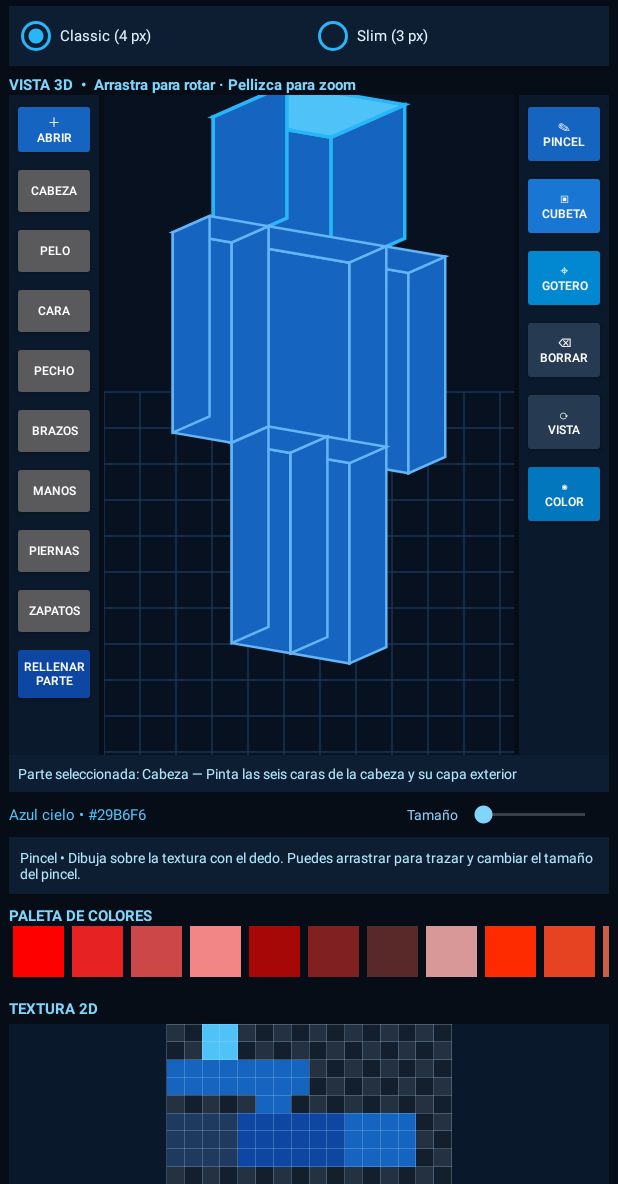
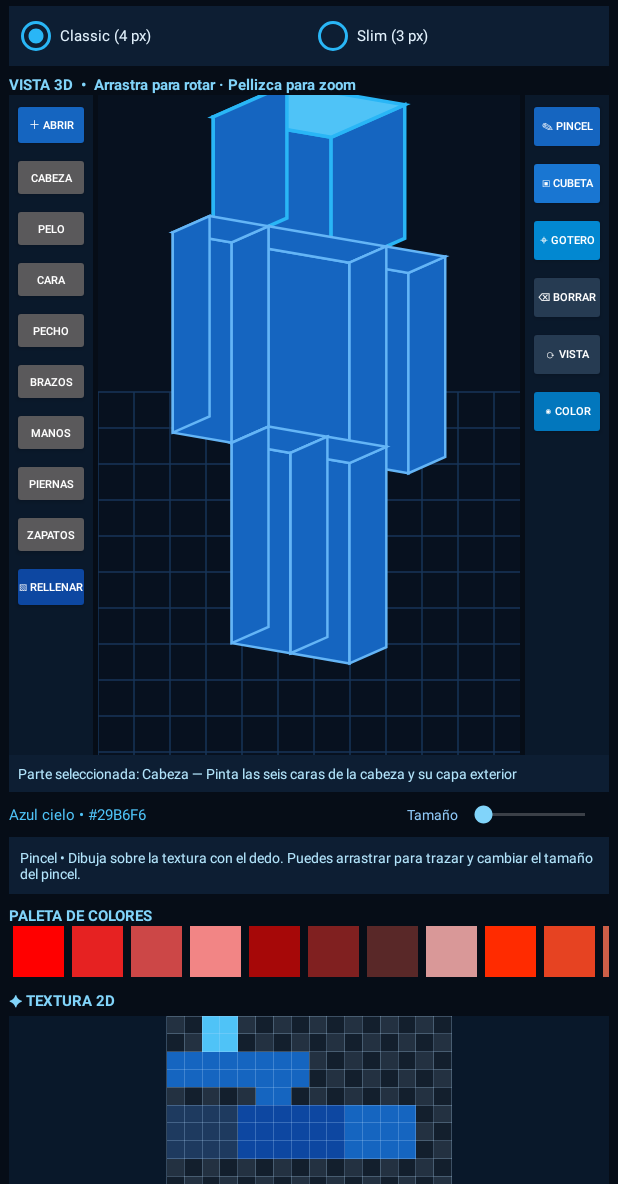
Before and after one commit to santiagogd2513-cpu/hola-mundo, an Android app: the screen it shows after launch (MainActivity), on a phone screen of 412 x 824 dp, the part 52-1236 px from its top. Run offline under Robolectric (Android 15) with nearby library versions, the phone set to English and light mode, and no system bars.

Commit message:
Compact skin editor controls and label texture section

```diff
--- a/app/src/main/res/layout/activity_main.xml
+++ b/app/src/main/res/layout/activity_main.xml
@@ -32,50 +32,50 @@
 
   <LinearLayout android:layout_width="match_parent" android:layout_height="440dp"
    android:orientation="horizontal" android:gravity="center_vertical">
-   <ScrollView android:layout_width="60dp" android:layout_height="match_parent"
+   <ScrollView android:layout_width="56dp" android:layout_height="match_parent"
     android:scrollbars="none" android:background="#0A192B">
     <LinearLayout android:layout_width="match_parent" android:layout_height="wrap_content"
      android:orientation="vertical" android:gravity="center_horizontal" android:padding="2dp">
      <Button android:id="@+id/btnLoadSkin" android:layout_width="match_parent"
-      android:layout_height="42dp" android:minWidth="0dp" android:minHeight="0dp"
+      android:layout_height="36dp" android:minWidth="0dp" android:minHeight="0dp"
       android:insetTop="0dp" android:insetBottom="0dp" android:padding="1dp"
-      android:text="＋\nAbrir" android:textSize="8sp" android:backgroundTint="#1565C0"/>
+      android:text="＋ Abrir" android:textSize="7sp" android:backgroundTint="#1565C0"/>
      <Button android:id="@+id/btnPartHead" android:layout_width="match_parent"
-      android:layout_height="40dp" android:minWidth="0dp" android:minHeight="0dp"
+      android:layout_height="34dp" android:minWidth="0dp" android:minHeight="0dp"
       android:insetTop="0dp" android:insetBottom="0dp" android:padding="0dp"
-      android:text="Cabeza" android:textSize="8sp"/>
+      android:text="Cabeza" android:textSize="7sp"/>
      <Button android:id="@+id/btnPartHair" android:layout_width="match_parent"
-      android:layout_height="40dp" android:minWidth="0dp" android:minHeight="0dp"
+      android:layout_height="34dp" android:minWidth="0dp" android:minHeight="0dp"
       android:insetTop="0dp" android:insetBottom="0dp" android:padding="0dp"
-      android:text="Pelo" android:textSize="8sp"/>
+      android:text="Pelo" android:textSize="7sp"/>
      <Button android:id="@+id/btnPartFace" android:layout_width="match_parent"
-      android:layout_height="40dp" android:minWidth="0dp" android:minHeight="0dp"
+      android:layout_height="34dp" android:minWidth="0dp" android:minHeight="0dp"
       android:insetTop="0dp" android:insetBottom="0dp" android:padding="0dp"
-      android:text="Cara" android:textSize="8sp"/>
+      android:text="Cara" android:textSize="7sp"/>
      <Button android:id="@+id/btnPartChest" android:layout_width="match_parent"
-      android:layout_height="40dp" android:minWidth="0dp" android:minHeight="0dp"
+      android:layout_height="34dp" android:minWidth="0dp" android:minHeight="0dp"
       android:insetTop="0dp" android:insetBottom="0dp" android:padding="0dp"
-      android:text="Pecho" android:textSize="8sp"/>
+      android:text="Pecho" android:textSize="7sp"/>
      <Button android:id="@+id/btnPartArms" android:layout_width="match_parent"
-      android:layout_height="40dp" android:minWidth="0dp" android:minHeight="0dp"
+      android:layout_height="34dp" android:minWidth="0dp" android:minHeight="0dp"
       android:insetTop="0dp" android:insetBottom="0dp" android:padding="0dp"
-      android:text="Brazos" android:textSize="8sp"/>
+      android:text="Brazos" android:textSize="7sp"/>
      <Button android:id="@+id/btnPartHands" android:layout_width="match_parent"
-      android:layout_height="40dp" android:minWidth="0dp" android:minHeight="0dp"
+      android:layout_height="34dp" android:minWidth="0dp" android:minHeight="0dp"
       android:insetTop="0dp" android:insetBottom="0dp" android:padding="0dp"
-      android:text="Manos" android:textSize="8sp"/>
+      android:text="Manos" android:textSize="7sp"/>
      <Button android:id="@+id/btnPartLegs" android:layout_width="match_parent"
-      android:layout_height="40dp" android:minWidth="0dp" android:minHeight="0dp"
+      android:layout_height="34dp" android:minWidth="0dp" android:minHeight="0dp"
       android:insetTop="0dp" android:insetBottom="0dp" android:padding="0dp"
-      android:text="Piernas" android:textSize="8sp"/>
+      android:text="Piernas" android:textSize="7sp"/>
      <Button android:id="@+id/btnPartShoes" android:layout_width="match_parent"
-      android:layout_height="40dp" android:minWidth="0dp" android:minHeight="0dp"
+      android:layout_height="34dp" android:minWidth="0dp" android:minHeight="0dp"
       android:insetTop="0dp" android:insetBottom="0dp" android:padding="0dp"
-      android:text="Zapatos" android:textSize="8sp"/>
+      android:text="Zapatos" android:textSize="7sp"/>
      <Button android:id="@+id/btnFillPart" android:layout_width="match_parent"
-      android:layout_height="44dp" android:minWidth="0dp" android:minHeight="0dp"
+      android:layout_height="36dp" android:minWidth="0dp" android:minHeight="0dp"
       android:insetTop="0dp" android:insetBottom="0dp" android:padding="0dp"
-      android:text="Rellenar\nparte" android:textSize="8sp"
+      android:text="▧ Rellenar" android:textSize="7sp"
       android:backgroundTint="#0D47A1"/>
     </LinearLayout>
    </ScrollView>
@@ -85,33 +85,33 @@
     android:layout_height="match_parent" android:layout_weight="1"
     android:layout_marginHorizontal="3dp"/>
 
-   <LinearLayout android:layout_width="60dp" android:layout_height="match_parent"
+   <LinearLayout android:layout_width="56dp" android:layout_height="match_parent"
     android:orientation="vertical" android:gravity="center_horizontal"
     android:background="#0A192B" android:padding="2dp">
     <Button android:id="@+id/btnBrush" android:layout_width="match_parent"
-     android:layout_height="48dp" android:minWidth="0dp" android:minHeight="0dp"
+     android:layout_height="38dp" android:minWidth="0dp" android:minHeight="0dp"
      android:insetTop="0dp" android:insetBottom="0dp" android:padding="0dp"
-     android:text="✎\nPincel" android:textSize="8sp" android:backgroundTint="#1565C0"/>
+     android:text="✎ Pincel" android:textSize="7sp" android:backgroundTint="#1565C0"/>
     <Button android:id="@+id/btnBucket" android:layout_width="match_parent"
-     android:layout_height="48dp" android:minWidth="0dp" android:minHeight="0dp"
+     android:layout_height="38dp" android:minWidth="0dp" android:minHeight="0dp"
      android:insetTop="0dp" android:insetBottom="0dp" android:padding="0dp"
-     android:text="▣\nCubeta" android:textSize="8sp" android:backgroundTint="#1976D2"/>
+     android:text="▣ Cubeta" android:textSize="7sp" android:backgroundTint="#1976D2"/>
     <Button android:id="@+id/btnPicker" android:layout_width="match_parent"
-     android:layout_height="48dp" android:minWidth="0dp" android:minHeight="0dp"
+     android:layout_height="38dp" android:minWidth="0dp" android:minHeight="0dp"
      android:insetTop="0dp" android:insetBottom="0dp" android:padding="0dp"
-     android:text="⌖\nGotero" android:textSize="8sp" android:backgroundTint="#0288D1"/>
+     android:text="⌖ Gotero" android:textSize="7sp" android:backgroundTint="#0288D1"/>
     <Button android:id="@+id/btnEraser" android:layout_width="match_parent"
-     android:layout_height="48dp" android:minWidth="0dp" android:minHeight="0dp"
+     android:layout_height="38dp" android:minWidth="0dp" android:minHeight="0dp"
      android:insetTop="0dp" android:insetBottom="0dp" android:padding="0dp"
-     android:text="⌫\nBorrar" android:textSize="8sp" android:backgroundTint="#263B52"/>
+     android:text="⌫ Borrar" android:textSize="7sp" android:backgroundTint="#263B52"/>
     <Button android:id="@+id/btnResetCam" android:layout_width="match_parent"
-     android:layout_height="48dp" android:minWidth="0dp" android:minHeight="0dp"
+     android:layout_height="38dp" android:minWidth="0dp" android:minHeight="0dp"
      android:insetTop="0dp" android:insetBottom="0dp" android:padding="0dp"
-     android:text="⟳\nVista" android:textSize="8sp" android:backgroundTint="#263B52"/>
+     android:text="⟳ Vista" android:textSize="7sp" android:backgroundTint="#263B52"/>
     <Button android:id="@+id/btnUniversalWheel" android:layout_width="match_parent"
-     android:layout_height="48dp" android:minWidth="0dp" android:minHeight="0dp"
+     android:layout_height="38dp" android:minWidth="0dp" android:minHeight="0dp"
      android:insetTop="0dp" android:insetBottom="0dp" android:padding="0dp"
-     android:text="◉\nColor" android:textSize="8sp" android:backgroundTint="#0277BD"/>
+     android:text="◉ Color" android:textSize="7sp" android:backgroundTint="#0277BD"/>
    </LinearLayout>
   </LinearLayout>
 
@@ -142,10 +142,10 @@
    android:paddingTop="7dp" android:text="PALETA DE COLORES"
    android:textColor="#81D4FA" android:textSize="10sp" android:textStyle="bold"/>
   <HorizontalScrollView android:id="@+id/hsvPaletteScroll"
-   android:layout_width="match_parent" android:layout_height="42dp"
+   android:layout_width="match_parent" android:layout_height="36dp"
    android:scrollbars="none"/>
   <TextView android:layout_width="wrap_content" android:layout_height="wrap_content"
-   android:paddingTop="6dp" android:text="TEXTURA 2D"
+   android:paddingTop="6dp" android:text="✦ TEXTURA 2D"
    android:textColor="#81D4FA" android:textSize="10sp" android:textStyle="bold"/>
   <com.forjastudios.skinstudio.SkinTextureEditorView
    android:id="@+id/textureEditor" android:layout_width="match_parent"
```
